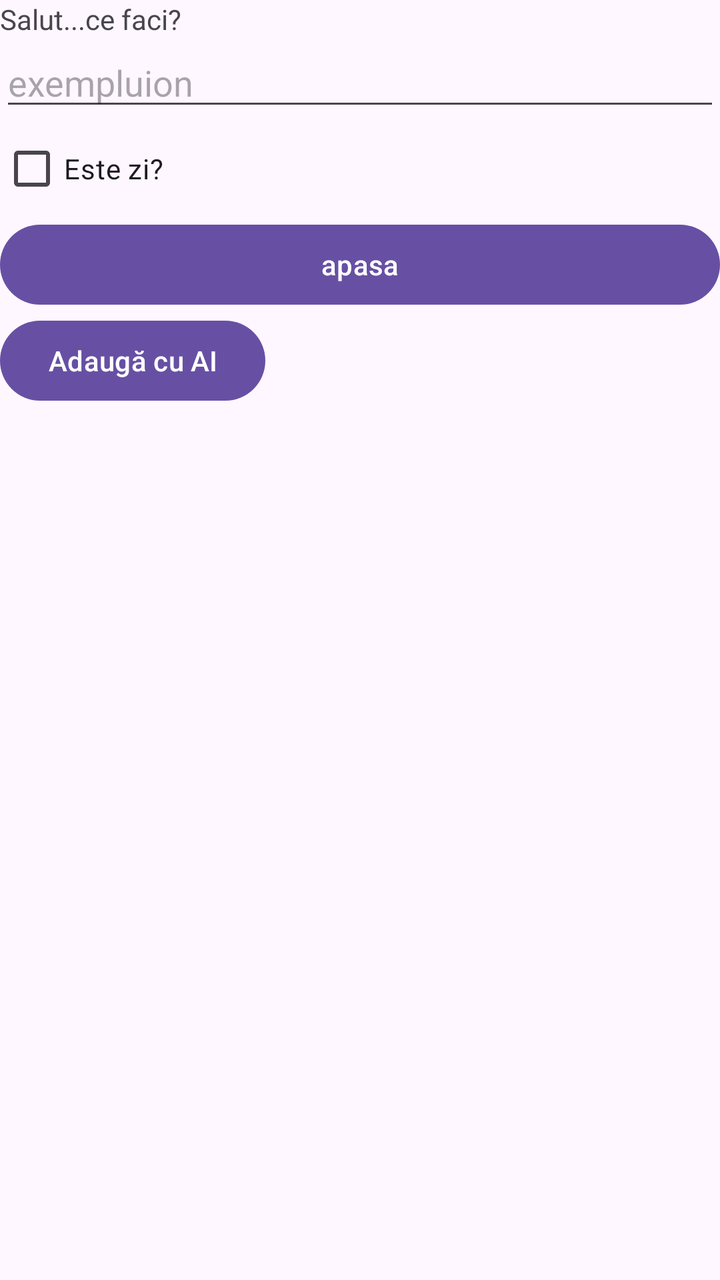
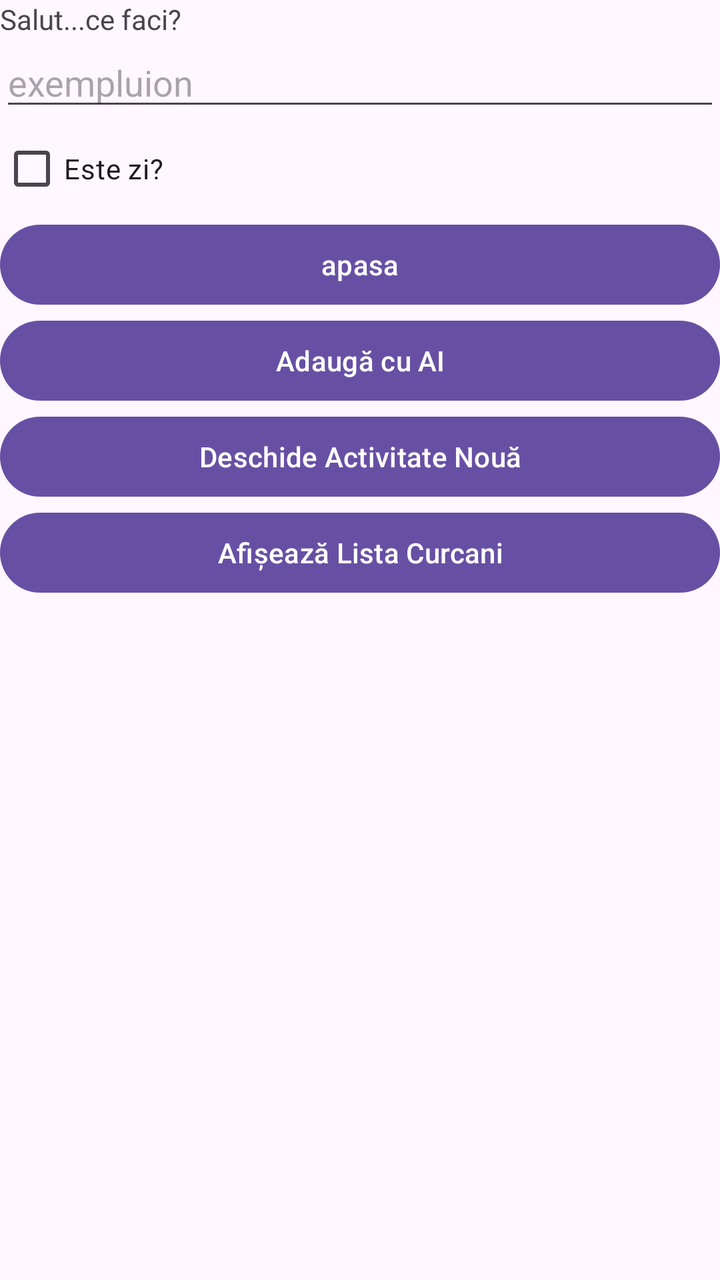

Compare the two renders of this Android layout. The source of the first and the diff that turns it into the second are given below.
<!-- AndroidManifest.xml: application theme Theme.Seminar04 -->
<!-- res/layout/activity_main.xml -->
<?xml version="1.0" encoding="utf-8"?>
<LinearLayout xmlns:android="http://schemas.android.com/apk/res/android"
    xmlns:tools="http://schemas.android.com/tools"
    android:layout_width="match_parent"
    android:id="@+id/main"
    android:layout_height="match_parent"
    android:orientation="vertical"
    tools:context=".MainActivity">

    <TextView
        android:layout_width="wrap_content"
        android:layout_height="wrap_content"
        android:text="@string/salut_ce_faci" />

    <EditText
        android:id="@+id/nume_et"
        android:layout_width="match_parent"
        android:layout_height="wrap_content"
        android:hint="@string/exemplu_ion" />

    <CheckBox
        android:id="@+id/esteZi_CB"
        android:layout_width="match_parent"
        android:layout_height="wrap_content"
        android:text="Este zi?" />

    <Button
        android:layout_width="match_parent"
        android:layout_height="wrap_content"
        android:onClick="culegeDate"
        android:text="@string/apasa" />
    <Button
        android:id="@+id/btnDeschideAi"
        android:layout_width="wrap_content"
        android:layout_height="wrap_content"
        android:text="Adaugă cu AI"
        android:onClick="culegeDateAi" />

</LinearLayout>
<!-- resources referenced by this layout -->
<resources>
  <string name="apasa">apasa</string>
  <string name="exemplu_ion">exempluion</string>
  <string name="salut_ce_faci">Salut...ce faci?</string>
  <style name="Theme.Seminar04" parent="Base.Theme.Seminar04" />
  <style name="Base.Theme.Seminar04" parent="Theme.Material3.DayNight.NoActionBar">
          
          
      </style>
</resources>

<!-- the commit's change to res/layout/activity_main.xml (unified diff, before → after) -->
@@ -31,9 +31,23 @@
         android:text="@string/apasa" />
     <Button
         android:id="@+id/btnDeschideAi"
-        android:layout_width="wrap_content"
+        android:layout_width="match_parent"
         android:layout_height="wrap_content"
         android:text="Adaugă cu AI"
         android:onClick="culegeDateAi" />
 
+    <Button
+        android:id="@+id/btnDeschideActivitateNoua"
+        android:layout_width="match_parent"
+        android:layout_height="wrap_content"
+        android:text="@string/deschide_activitate_noua"
+        android:onClick="deschideActivitateNoua" />
+
+    <Button
+        android:id="@+id/btnAfiseazaLista"
+        android:layout_width="match_parent"
+        android:layout_height="wrap_content"
+        android:text="@string/afiseaza_lista"
+        android:onClick="afiseazaLista" />
+
 </LinearLayout>
<!-- resource entries referenced after the edit -->
@@ -1,6 +1,8 @@
 <!-- resources referenced by this layout -->
 <resources>
+  <string name="afiseaza_lista">Afișează Lista Curcani</string>
   <string name="apasa">apasa</string>
+  <string name="deschide_activitate_noua">Deschide Activitate Nouă</string>
   <string name="exemplu_ion">exempluion</string>
   <string name="salut_ce_faci">Salut...ce faci?</string>
   <style name="Theme.Seminar04" parent="Base.Theme.Seminar04" />
